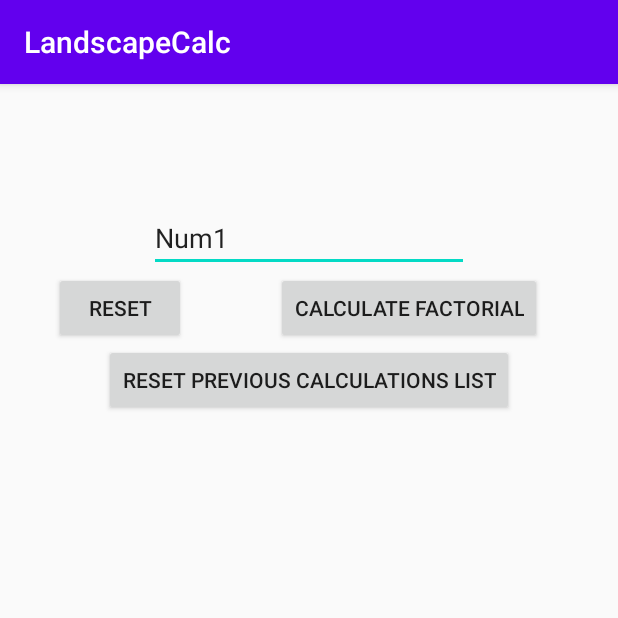
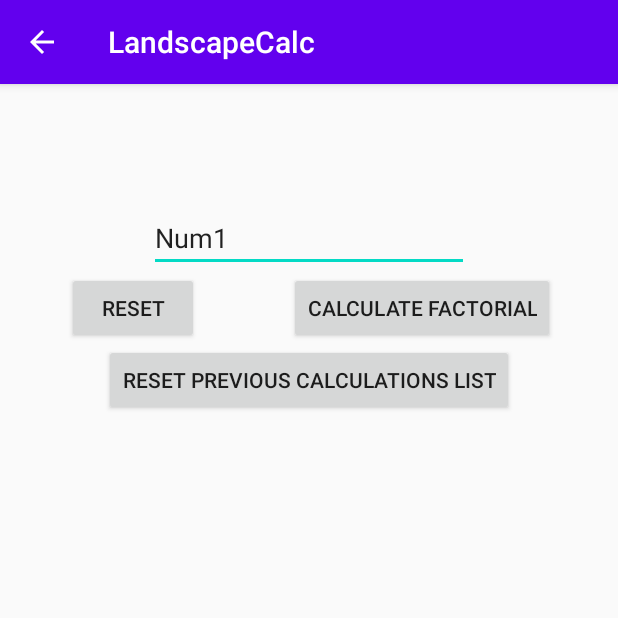
Before and after one commit to matiascshaha/LandscapeCalc, an Android app: the Factorial_Activity screen opened directly, with no data from a screen before it, on a phone screen of 412 x 824 dp, the top half of it. Run offline under Robolectric (Android 15) with nearby library versions, the phone set to English and light mode, and no system bars; Roboto replaces fonts that are not available here.

Commit message:
Implemented the action bars for the last 3 functions and fixed the Factorial Activity

```diff
--- a/app/src/main/java/com/example/landscapecalc/Dec_To_Hex_Activity.java
+++ b/app/src/main/java/com/example/landscapecalc/Dec_To_Hex_Activity.java
@@ -22,6 +22,8 @@ public class Dec_To_Hex_Activity extends AppCompatActivity {
     protected void onCreate(Bundle savedInstanceState) {
         super.onCreate(savedInstanceState);
         setContentView(R.layout.activity_dec__to__hex_);
+
+        getSupportActionBar().setDisplayHomeAsUpEnabled(true);
 
         resetButton = findViewById(R.id.Hex_Reset_Button);
         DecButton = findViewById(R.id.Calculate_Hex_Button);
--- a/app/src/main/java/com/example/landscapecalc/Dec_to_Binary_Activity.java
+++ b/app/src/main/java/com/example/landscapecalc/Dec_to_Binary_Activity.java
@@ -31,6 +31,8 @@ public class Dec_to_Binary_Activity extends AppCompatActivity {
         Dec_ListView = findViewById(R.id.Dec_previousCalculations);
         Reset_PreviousCalculationsDec_Button = findViewById(R.id.reset_DecCalculations_Button);
 
+        getSupportActionBar().setDisplayHomeAsUpEnabled(true);
+
         resetButton.setOnClickListener(new View.OnClickListener() { //resets prime counter
             @Override
             public void onClick(View v) {
--- a/app/src/main/res/layout/activity_factorial_.xml
+++ b/app/src/main/res/layout/activity_factorial_.xml
@@ -24,6 +24,7 @@
         android:layout_height="wrap_content"
         android:orientation="horizontal"
         app:layout_constraintEnd_toEndOf="parent"
+        app:layout_constraintHorizontal_bias="0.625"
         app:layout_constraintStart_toStartOf="parent"
         app:layout_constraintTop_toBottomOf="@+id/Factorial_Activity_EditText">
 
@@ -39,7 +40,7 @@
             android:layout_width="match_parent"
             android:layout_height="match_parent"
             android:layout_marginEnd="15dp"
-            android:text="Calculate Factorial"/>
+            android:text="Calculate Factorial" />
     </LinearLayout>
 
     <Button
@@ -60,4 +61,16 @@
 
     </ListView>
 
+    <TextView
+        android:id="@+id/factorial_display"
+        android:layout_width="wrap_content"
+        android:layout_height="wrap_content"
+        android:layout_marginStart="170dp"
+        android:layout_marginTop="32dp"
+        android:layout_marginEnd="241dp"
+        android:textAppearance="@style/TextAppearance.AppCompat.Large"
+        app:layout_constraintEnd_toEndOf="parent"
+        app:layout_constraintStart_toStartOf="parent"
+        app:layout_constraintTop_toBottomOf="@+id/reset_FactorialCalculations_Button" />
+
 </androidx.constraintlayout.widget.ConstraintLayout>
```
Also changed, not shown: app/src/main/AndroidManifest.xml (+9 -3 lines), app/src/main/java/com/example/landscapecalc/Factorial_Activity.java (+22 -5 lines).
